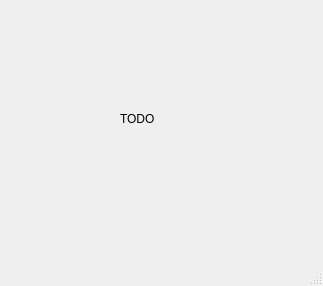
Qt form AmbilightUSB_PC/src/mainwindow.ui (Atarity/Lightpack) before a commit.
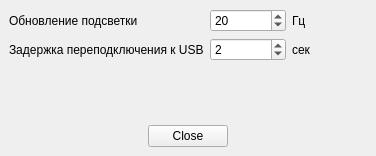
The same form after that commit. Icons and pictures are not drawn.

Commit message: Added settings ambilight update in Hz and USB reconnect in secs. Rewrite help message. Added --off option. Tray context menu now in russian. Ambilight icon. PC software version 2.5.

```diff
--- a/AmbilightUSB_PC/src/mainwindow.ui
+++ b/AmbilightUSB_PC/src/mainwindow.ui
@@ -6,8 +6,8 @@
    <rect>
     <x>0</x>
     <y>0</y>
-    <width>323</width>
-    <height>286</height>
+    <width>376</width>
+    <height>156</height>
    </rect>
   </property>
   <property name="windowTitle">
@@ -18,21 +18,114 @@
     <normaloff>:/res/settings.png</normaloff>:/res/settings.png</iconset>
   </property>
   <widget class="QWidget" name="centralwidget">
-   <widget class="QLabel" name="label">
-    <property name="geometry">
-     <rect>
-      <x>120</x>
-      <y>110</y>
-      <width>62</width>
-      <height>17</height>
-     </rect>
-    </property>
-    <property name="text">
-     <string>TODO</string>
-    </property>
-   </widget>
+   <layout class="QVBoxLayout" name="verticalLayout">
+    <item>
+     <layout class="QGridLayout" name="gridLayout">
+      <item row="0" column="0">
+       <widget class="QLabel" name="label_UpdateDelay">
+        <property name="text">
+         <string>Обновление подсветки</string>
+        </property>
+       </widget>
+      </item>
+      <item row="0" column="1">
+       <widget class="QSpinBox" name="spinBox_UpdateDelay">
+        <property name="minimum">
+         <number>1</number>
+        </property>
+        <property name="maximum">
+         <number>1000</number>
+        </property>
+        <property name="value">
+         <number>20</number>
+        </property>
+       </widget>
+      </item>
+      <item row="0" column="2">
+       <widget class="QLabel" name="label_hz">
+        <property name="text">
+         <string>Гц</string>
+        </property>
+       </widget>
+      </item>
+      <item row="1" column="0">
+       <widget class="QLabel" name="label_Reconnect">
+        <property name="text">
+         <string>Задержка переподключения к USB</string>
+        </property>
+       </widget>
+      </item>
+      <item row="1" column="1">
+       <widget class="QSpinBox" name="spinBox_ReconnectDelay">
+        <property name="minimum">
+         <number>1</number>
+        </property>
+        <property name="value">
+         <number>2</number>
+        </property>
+       </widget>
+      </item>
+      <item row="1" column="2">
+       <widget class="QLabel" name="label_sec">
+        <property name="text">
+         <string>сек</string>
+        </property>
+       </widget>
+      </item>
+     </layout>
+    </item>
+    <item>
+     <spacer name="verticalSpacer">
+      <property name="orientation">
+       <enum>Qt::Vertical</enum>
+      </property>
+      <property name="sizeHint" stdset="0">
+       <size>
+        <width>20</width>
+        <height>0</height>
+       </size>
+      </property>
+     </spacer>
+    </item>
+    <item>
+     <layout class="QHBoxLayout" name="horizontalLayout">
+      <item>
+       <spacer name="horizontalSpacer_2">
+        <property name="orientation">
+         <enum>Qt::Horizontal</enum>
+        </property>
+        <property name="sizeHint" stdset="0">
+         <size>
+          <width>37</width>
+          <height>17</height>
+         </size>
+        </property>
+       </spacer>
+      </item>
+      <item>
+       <widget class="QPushButton" name="pushButton_Close">
+        <property name="text">
+         <string>Close</string>
+        </property>
+       </widget>
+      </item>
+      <item>
+       <spacer name="horizontalSpacer">
+        <property name="orientation">
+         <enum>Qt::Horizontal</enum>
+        </property>
+        <property name="sizeHint" stdset="0">
+         <size>
+          <width>37</width>
+          <height>17</height>
+         </size>
+        </property>
+       </spacer>
+      </item>
+     </layout>
+    </item>
+   </layout>
   </widget>
-  <widget class="QStatusBar" name="statusbar"/>
  </widget>
  <resources>
   <include location="../icons.qrc"/>
```
Left out of the diff: 2 changed lines with no effect on the pictures. The commit also changes 15 other files.
